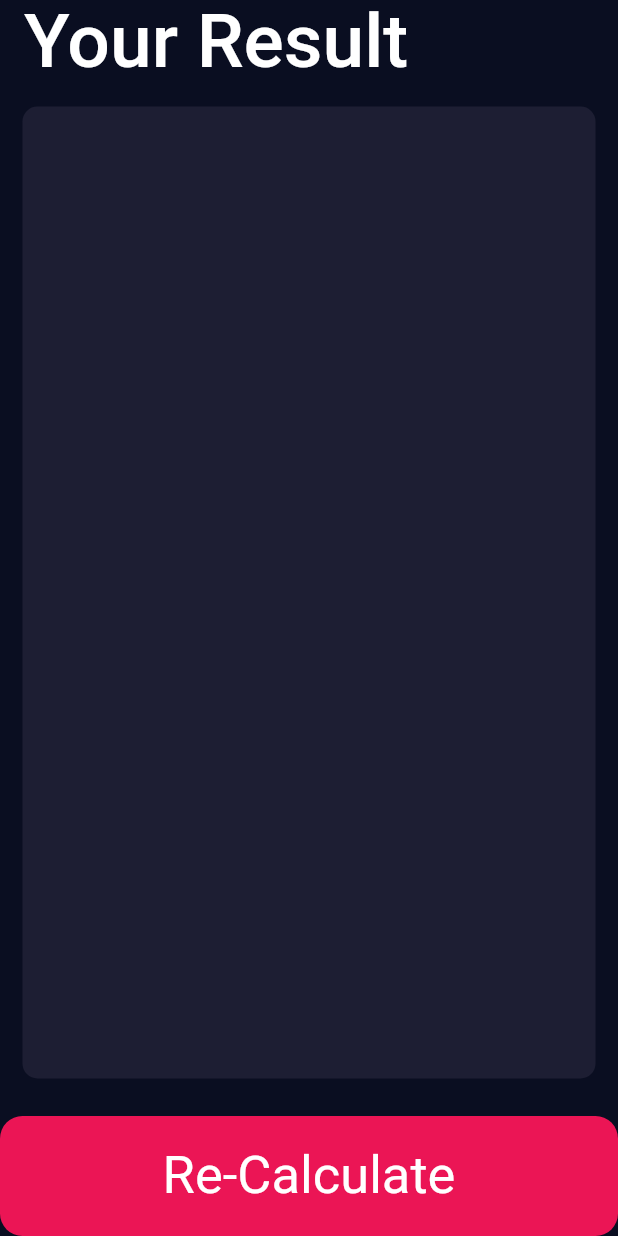
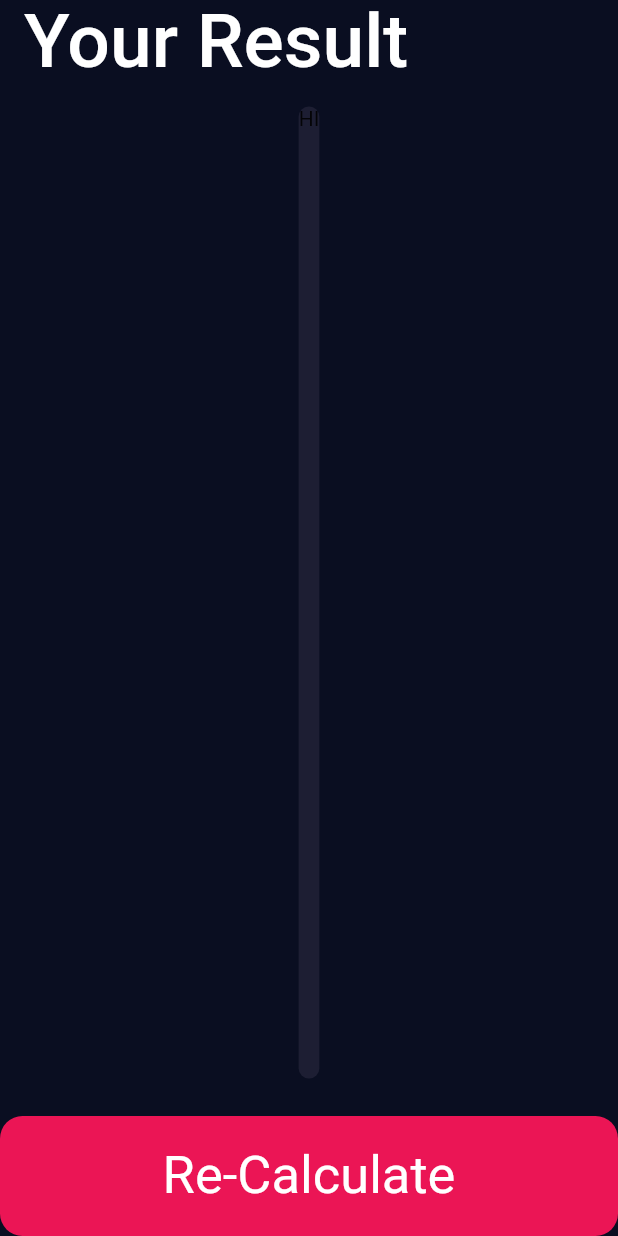
Before and after one commit to Krishnak561/BMI-Calculator, a Flutter app: the ResultsPage screen opened directly, on a phone screen of 412 x 824 dp. Run offline on Flutter 3.47's test engine with Material 2 defaults, Android fonts, the phone set to English and light mode, and no system bars; our stand-ins replace font_awesome_flutter.

Commit message:
Second Commit

```diff
--- a/lib/Results_Page.dart
+++ b/lib/Results_Page.dart
@@ -14,9 +14,10 @@ class ResultsPage extends StatelessWidget {
         automaticallyImplyLeading: false,
       ),
       body: Column(
-        children: [
+        children: <Widget>[
           Expanded(
             child: Container(
+              child: Text('HI'),
               margin: EdgeInsets.all(15.0),
               decoration: BoxDecoration(
                 borderRadius: BorderRadius.circular(10),
```
